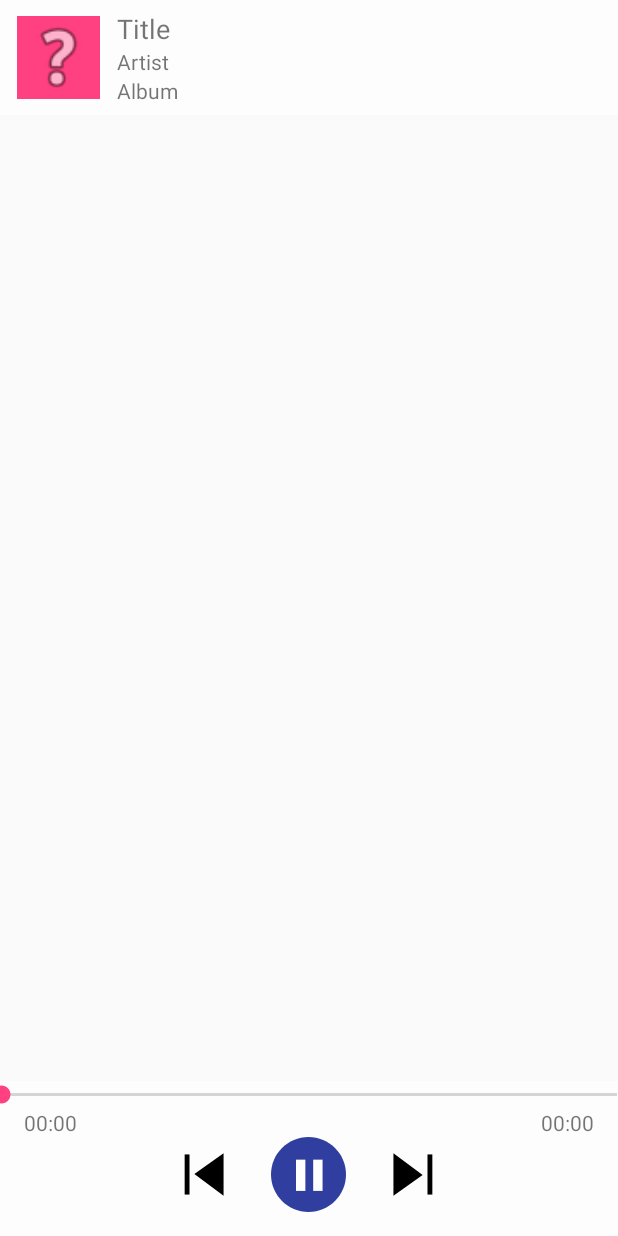
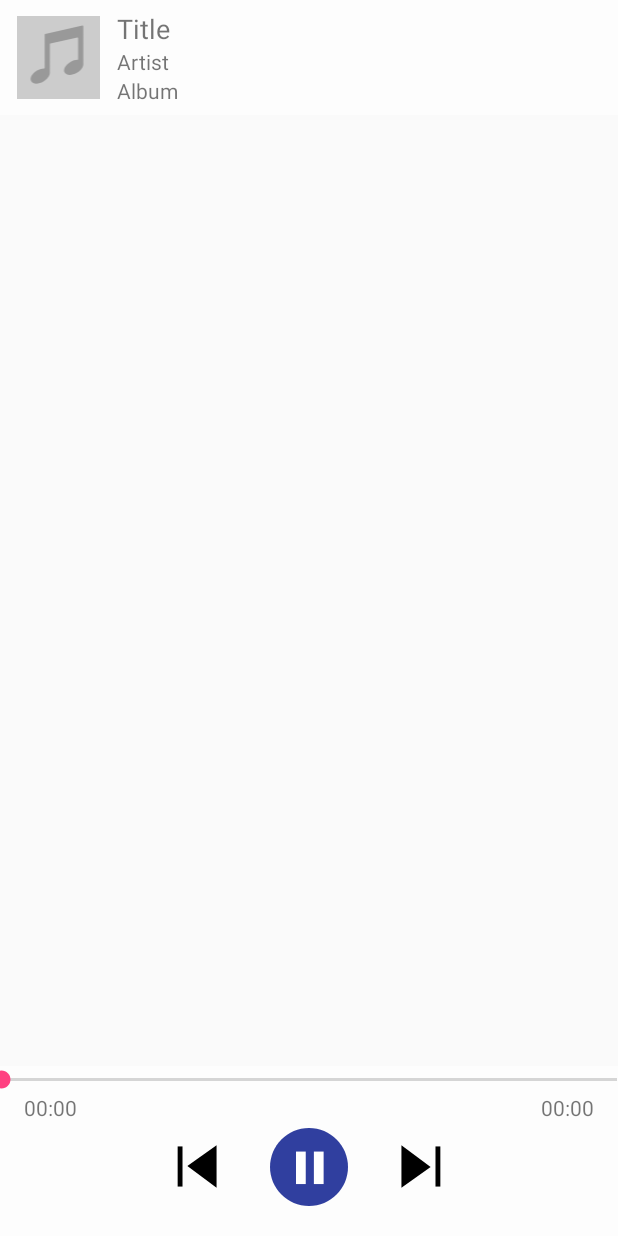
Before and after one commit to StevenFrost/AMP, an Android app: the PlayerActivity screen opened directly, with no data from a screen before it, on a phone screen of 412 x 824 dp. Run offline under Robolectric (Android 15) with nearby library versions, the light colour scheme and no system bars; 4 statements that could not run were skipped.

Commit message:
Player bug fixes

```diff
--- a/app/src/main/java/com/frost/steven/amp/AudioTrackAdapter.java
+++ b/app/src/main/java/com/frost/steven/amp/AudioTrackAdapter.java
@@ -41,6 +41,7 @@ public class AudioTrackAdapter extends ArrayAdapter<AudioTrack>
             row = inflater.inflate(m_layoutResourceId, parent, false);
 
             viewGroup = new AudioTrackViewGroup();
+            viewGroup.AlbumArtPlaceholder = (ImageView)row.findViewById(R.id.tablerow_song_albumart_placeholder);
             viewGroup.AlbumArt = (ImageView)row.findViewById(R.id.tablerow_song_albumart);
             viewGroup.Title = (TextView)row.findViewById(R.id.tablerow_song_title);
             viewGroup.Artist = (TextView)row.findViewById(R.id.tablerow_song_artist);
@@ -53,7 +54,7 @@ public class AudioTrackAdapter extends ArrayAdapter<AudioTrack>
             viewGroup = ((AudioTrackViewGroup)row.getTag());
         }
 
-        if (BitmapWorkerTask.cancelOutstandingWork(track, viewGroup.AlbumArt))
+        if (track.CoverArt != null && BitmapWorkerTask.cancelOutstandingWork(track, viewGroup.AlbumArt))
         {
             Bitmap albumArtBitmap = m_cache.get(track.CoverArt);
             if (albumArtBitmap != null)
@@ -67,6 +68,14 @@ public class AudioTrackAdapter extends ArrayAdapter<AudioTrack>
                 viewGroup.AlbumArt.setImageDrawable(asyncDrawable);
                 worker.execute(track);
             }
+            viewGroup.AlbumArtPlaceholder.setVisibility(View.GONE);
+            viewGroup.AlbumArt.setVisibility(View.VISIBLE);
+        }
+        else if (track.CoverArt == null)
+        {
+            viewGroup.AlbumArt.setImageBitmap(null);
+            viewGroup.AlbumArtPlaceholder.setVisibility(View.VISIBLE);
+            viewGroup.AlbumArt.setVisibility(View.GONE);
         }
 
         viewGroup.Title.setText(track.Title);
@@ -78,6 +87,7 @@ public class AudioTrackAdapter extends ArrayAdapter<AudioTrack>
 
     static class AudioTrackViewGroup
     {
+        ImageView AlbumArtPlaceholder;
         ImageView AlbumArt;
         TextView  Title;
         TextView  Artist;
--- a/app/src/main/java/com/frost/steven/amp/DrawerActivity.java
+++ b/app/src/main/java/com/frost/steven/amp/DrawerActivity.java
@@ -21,8 +21,6 @@ import android.view.View;
 import android.widget.AdapterView;
 import android.widget.ListView;
 
-import java.io.Serializable;
-
 public class DrawerActivity extends AppCompatActivity implements NavigationView.OnNavigationItemSelectedListener
 {
     private LruCache<Uri, Bitmap> m_cache;
@@ -30,8 +28,6 @@ public class DrawerActivity extends AppCompatActivity implements NavigationView.
 
     MediaService m_service;
     boolean      m_bound = false;
-
-    private static final String BUNDLE_CACHE = "com.frost.steven.amp.CACHE";
 
     @Override
     protected void onCreate(Bundle savedInstanceState)
@@ -139,31 +135,6 @@ public class DrawerActivity extends AppCompatActivity implements NavigationView.
         // Handle navigation view item clicks here.
         int id = item.getItemId();
 
-//        if (id == R.id.nav_camara)
-//        {
-//            // Handle the camera action
-//        }
-//        else if (id == R.id.nav_gallery)
-//        {
-//
-//        }
-//        else if (id == R.id.nav_slideshow)
-//        {
-//
-//        }
-//        else if (id == R.id.nav_manage)
-//        {
-//
-//        }
-//        else if (id == R.id.nav_share)
-//        {
-//
-//        }
-//        else if (id == R.id.nav_send)
-//        {
-//
-//        }
-
         DrawerLayout drawer = (DrawerLayout) findViewById(R.id.drawer_layout);
         drawer.closeDrawer(GravityCompat.START);
         return true;
--- a/app/src/main/java/com/frost/steven/amp/MasterPlaylist.java
+++ b/app/src/main/java/com/frost/steven/amp/MasterPlaylist.java
@@ -6,6 +6,7 @@ import android.database.Cursor;
 import android.net.Uri;
 import android.provider.MediaStore;
 
+import java.io.FileNotFoundException;
 import java.util.ArrayList;
 
 public class MasterPlaylist extends Playlist
@@ -48,13 +49,23 @@ public class MasterPlaylist extends Playlist
                 Uri artworkUri = Uri.parse("content://media/external/audio/albumart");
                 Uri albumArtworkUri = ContentUris.withAppendedId(artworkUri, albumId);
 
+                try
+                {
+                    // Attempt to read the album art
+                    resolver.openFileDescriptor(albumArtworkUri, "r");
+                }
+                catch (FileNotFoundException ex)
+                {
+                    albumArtworkUri = null;
+                }
+
                 Tracks.add(new AudioTrack(title, artist, album, data, albumArtworkUri, duration));
             }
             cursor.close();
         }
         catch (NullPointerException ex)
         {
-            System.err.println("Some bad shit happened");
+            ex.printStackTrace();
         }
     }
 }
--- a/app/src/main/java/com/frost/steven/amp/MediaService.java
+++ b/app/src/main/java/com/frost/steven/amp/MediaService.java
@@ -174,9 +174,15 @@ public class MediaService extends Service implements MediaPlayer.OnPreparedListe
 
     public void pause()
     {
-        // TODO: Handle this correctly, might fail after a reset?
-        setPlayerState(PlayState.Paused);
-        m_player.pause();
+        if (m_playerState == PlayState.Playing)
+        {
+            setPlayerState(PlayState.Paused);
+            m_player.pause();
+        }
+        else
+        {
+            System.out.println("Media service paused while already in a paused or stopped state.");
+        }
     }
 
     /**
@@ -221,7 +227,9 @@ public class MediaService extends Service implements MediaPlayer.OnPreparedListe
         {
             m_onTrackChanged.onTrackChanged(m_playlist.Tracks.get(m_playlist.Position));
         }
+
         play();
+        setPlayerState(PlayState.Playing);
     }
 
     public void previousTrack()
@@ -235,7 +243,9 @@ public class MediaService extends Service implements MediaPlayer.OnPreparedListe
         {
             m_onTrackChanged.onTrackChanged(m_playlist.Tracks.get(m_playlist.Position));
         }
+
         play();
+        setPlayerState(PlayState.Playing);
     }
 
     public PlayState getPlayerState()
--- a/app/src/main/java/com/frost/steven/amp/PlayerActivity.java
+++ b/app/src/main/java/com/frost/steven/amp/PlayerActivity.java
@@ -5,12 +5,10 @@ import android.content.Context;
 import android.content.Intent;
 import android.content.ServiceConnection;
 import android.graphics.Bitmap;
-import android.graphics.drawable.Drawable;
 import android.os.Bundle;
 import android.os.Handler;
 import android.os.IBinder;
 import android.provider.MediaStore;
-import android.support.v4.content.ContextCompat;
 import android.support.v7.app.AppCompatActivity;
 import android.view.View;
 import android.widget.ImageButton;
@@ -18,7 +16,6 @@ import android.widget.ImageView;
 import android.widget.SeekBar;
 import android.widget.TextView;
 
-import java.io.IOException;
 import java.util.concurrent.TimeUnit;
 
 public class PlayerActivity extends AppCompatActivity
@@ -60,6 +57,8 @@ public class PlayerActivity extends AppCompatActivity
         SeekBar seekBar = (SeekBar) findViewById(R.id.player_seek_bar);
         seekBar.setOnSeekBarChangeListener(new SeekBar.OnSeekBarChangeListener()
         {
+            private MediaService.PlayState m_stateOnStartTouch = MediaService.PlayState.Stopped;
+
             @Override
             public void onProgressChanged(SeekBar seekBar, int timecode, boolean fromUser)
             {
@@ -72,6 +71,7 @@ public class PlayerActivity extends AppCompatActivity
             @Override
             public void onStartTrackingTouch(SeekBar seekBar)
             {
+                m_stateOnStartTouch = m_service.getPlayerState();
                 m_service.pause();
             }
 
@@ -79,7 +79,10 @@ public class PlayerActivity extends AppCompatActivity
             public void onStopTrackingTouch(SeekBar seekBar)
             {
                 m_service.setPlayheadTimecode(seekBar.getProgress());
-                m_service.play();
+                if (m_stateOnStartTouch == MediaService.PlayState.Playing)
+                {
+                    m_service.play();
+                }
             }
         });
     }
@@ -94,6 +97,7 @@ public class PlayerActivity extends AppCompatActivity
     protected void onStop()
     {
         super.onStop();
+        unbindService(m_connection);
     }
 
     /**
@@ -116,7 +120,7 @@ public class PlayerActivity extends AppCompatActivity
             albumArtView.setImageBitmap(albumArtSmall);
             albumArtLargeView.setImageBitmap(albumArtLarge);
         }
-        catch (IOException ex)
+        catch (Exception ex)
         {
             // TODO: Revert to a more suitable album art bitmap here
             ex.printStackTrace();
@@ -157,22 +161,20 @@ public class PlayerActivity extends AppCompatActivity
 
     public void onPlayButtonClick(View view)
     {
-        Drawable drawable = null;
+        ImageButton ib = ((ImageButton)findViewById(R.id.player_play_button));
 
         switch(m_service.getPlayerState())
         {
         case Playing:
             m_service.pause();
-            drawable = ContextCompat.getDrawable(getApplicationContext(), R.drawable.player_play);
+            ib.setImageResource(R.drawable.player_play);
             break;
         case Paused:
         case Stopped:
             m_service.play();
-            drawable = ContextCompat.getDrawable(getApplicationContext(), R.drawable.player_pause);
+            ib.setImageResource(R.drawable.player_pause);
             break;
         }
-
-        findViewById(R.id.player_play_button).setBackground(drawable);
     }
 
     public void onNextButtonClick(View view)
--- /dev/null
+++ b/app/src/main/res/drawable/notes.xml
@@ -0,0 +1,23 @@
+<?xml version="1.0" encoding="utf-8"?>
+<vector xmlns:android="http://schemas.android.com/apk/res/android"
+        xmlns:app="http://schemas.android.com/apk/res-auto"
+        xmlns:tools="http://schemas.android.com/tools"
+        tools:targetApi="21"
+        android:width="48dp"
+        android:height="60dp"
+        android:viewportWidth="48"
+        app:vc_viewportWidth="48"
+        android:viewportHeight="60"
+        app:vc_viewportHeight="60">
+
+    <path android:fillColor="@color/colourGrey1"
+          app:vc_fillColor="@color/colourGrey1"
+          android:pathData="M14.4,7.3c-0.2,0-0.4,0.2-0.4,0.5v8.3v18.6c0,0.3-0.2,0.5-0.5,0.5c-1.7,0-3.8,0.6-5.7,1.7
+c-4.1,2.4-6.2,6.3-4.7,8.7c1.4,2.5,5.9,2.6,9.9,0.2c3.2-1.8,5.2-4.6,5.2-7h0V15.5c0-0.2,0.1-0.4,0.4-0.5l21.9-4.9
+c0.3-0.1,0.6,0.2,0.6,0.5v17.1c0,0.3-0.2,0.5-0.5,0.5c-1.7,0-3.8,0.6-5.7,1.7c-4.1,2.4-6.2,6.3-4.7,8.7c1.4,2.5,5.9,2.6,9.9,0.2
+c3.2-1.8,5.2-4.6,5.2-7h0V9V1c0-0.3-0.3-0.5-0.6-0.5L14.4,7.3z"
+          app:vc_pathData="M14.4,7.3c-0.2,0-0.4,0.2-0.4,0.5v8.3v18.6c0,0.3-0.2,0.5-0.5,0.5c-1.7,0-3.8,0.6-5.7,1.7
+c-4.1,2.4-6.2,6.3-4.7,8.7c1.4,2.5,5.9,2.6,9.9,0.2c3.2-1.8,5.2-4.6,5.2-7h0V15.5c0-0.2,0.1-0.4,0.4-0.5l21.9-4.9
+c0.3-0.1,0.6,0.2,0.6,0.5v17.1c0,0.3-0.2,0.5-0.5,0.5c-1.7,0-3.8,0.6-5.7,1.7c-4.1,2.4-6.2,6.3-4.7,8.7c1.4,2.5,5.9,2.6,9.9,0.2
+c3.2-1.8,5.2-4.6,5.2-7h0V9V1c0-0.3-0.3-0.5-0.6-0.5L14.4,7.3z" />
+</vector>
--- /dev/null
+++ b/app/src/main/res/drawable/player_next_button.xml
@@ -0,0 +1,5 @@
+<?xml version="1.0" encoding="utf-8"?>
+<selector xmlns:android="http://schemas.android.com/apk/res/android">
+    <item android:drawable="@drawable/player_next_light" android:state_pressed="true" />
+    <item android:drawable="@drawable/player_next" />
+</selector>
--- /dev/null
+++ b/app/src/main/res/drawable/player_next_light.xml
@@ -0,0 +1,21 @@
+<?xml version="1.0" encoding="utf-8"?>
+<vector xmlns:android="http://schemas.android.com/apk/res/android"
+        xmlns:app="http://schemas.android.com/apk/res-auto"
+        xmlns:tools="http://schemas.android.com/tools"
+        tools:targetApi="21"
+        android:width="37dp"
+        android:height="37dp"
+        android:viewportWidth="37"
+        app:vc_viewportWidth="37"
+        android:viewportHeight="37"
+        app:vc_viewportHeight="37">
+
+    <path android:fillColor="@color/colourWhite"
+          app:vc_fillColor="@color/colourWhite"
+          android:pathData="M26.000,19.000 L2.000,36.000 L2.000,1.000 L26.000,19.000 Z"
+          app:vc_pathData="M26.000,19.000 L2.000,36.000 L2.000,1.000 L26.000,19.000 Z" />
+    <path android:fillColor="@color/colourWhite"
+          app:vc_fillColor="@color/colourWhite"
+          android:pathData="M34.000,35.000 L30.000,35.000 L30.000,2.000 L34.000,2.000 L34.000,35.000 Z"
+          app:vc_pathData="M34.000,35.000 L30.000,35.000 L30.000,2.000 L34.000,2.000 L34.000,35.000 Z" />
+</vector>
--- /dev/null
+++ b/app/src/main/res/drawable/player_prev_button.xml
@@ -0,0 +1,5 @@
+<?xml version="1.0" encoding="utf-8"?>
+<selector xmlns:android="http://schemas.android.com/apk/res/android">
+    <item android:drawable="@drawable/player_prev_light" android:state_pressed="true" />
+    <item android:drawable="@drawable/player_prev" />
+</selector>
--- /dev/null
+++ b/app/src/main/res/drawable/player_prev_light.xml
@@ -0,0 +1,21 @@
+<?xml version="1.0" encoding="utf-8"?>
+<vector xmlns:android="http://schemas.android.com/apk/res/android"
+        xmlns:app="http://schemas.android.com/apk/res-auto"
+        xmlns:tools="http://schemas.android.com/tools"
+        tools:targetApi="21"
+        android:width="37dp"
+        android:height="37dp"
+        android:viewportWidth="37"
+        app:vc_viewportWidth="37"
+        android:viewportHeight="37"
+        app:vc_viewportHeight="37">
+
+    <path android:fillColor="@color/colourWhite"
+          app:vc_fillColor="@color/colourWhite"
+          android:pathData="M11.000,18.000 L35.000,1.000 L35.000,36.000 L11.000,18.000 Z"
+          app:vc_pathData="M11.000,18.000 L35.000,1.000 L35.000,36.000 L11.000,18.000 Z" />
+    <path android:fillColor="@color/colourWhite"
+          app:vc_fillColor="@color/colourWhite"
+          android:pathData="M 3 2 H 7 V 35 H 3 V 2 Z"
+          app:vc_pathData="M 3 2 H 7 V 35 H 3 V 2 Z" />
+</vector>
--- a/app/src/main/res/layout/content_player.xml
+++ b/app/src/main/res/layout/content_player.xml
@@ -6,19 +6,17 @@
                 android:layout_width="match_parent"
                 android:layout_height="match_parent"
                 android:orientation="vertical">
-              <!--
-              xmlns:app="http://schemas.android.com/apk/res-auto"
-              app:layout_behavior="@string/appbar_scrolling_view_behavior"
-              -->
 
     <ImageView android:id="@+id/player_large_album_art"
                android:layout_width="fill_parent"
                android:layout_height="fill_parent"
-               android:scaleType="centerCrop"/>
+               android:scaleType="centerCrop"
+               android:contentDescription="@string/cd_album_art"/>
 
     <LinearLayout android:layout_width="match_parent"
                   android:layout_height="match_parent"
                   android:orientation="vertical">
+
         <RelativeLayout android:layout_width="wrap_content"
                         android:layout_height="wrap_content"
                         android:background="@color/colourFrosty">
@@ -83,15 +81,23 @@
                              android:layout_gravity="center"
                              android:layout_height="30dp"
                              android:layout_marginEnd="30dp"
-                             android:background="@drawable/player_prev"
+                             android:padding="0dp"
+                             android:background="@null"
+                             android:scaleType="fitCenter"
+                             android:adjustViewBounds="true"
+                             android:src="@drawable/player_prev_button"
                              android:contentDescription="@string/cd_prev"
                              android:onClick="onPrevButtonClick"/>
 
                 <ImageButton android:id="@+id/player_play_button"
-                             android:layout_width="50dp"
+                             android:layout_width="60dp"
                              android:layout_gravity="center"
-                             android:layout_height="50dp"
-                             android:background="@drawable/player_pause"
+                             android:layout_height="60dp"
+                             android:padding="4dp"
+                             android:background="@null"
+                             android:scaleType="fitCenter"
+                             android:adjustViewBounds="true"
+                             android:src="@drawable/player_pause"
                              android:contentDescription="@string/cd_play"
                              android:onClick="onPlayButtonClick"/>
 
@@ -99,7 +105,11 @@
                              android:layout_gravity="center"
                              android:layout_height="30dp"
                              android:layout_marginStart="30dp"
-                             android:background="@drawable/player_next"
+                             android:padding="0dp"
+                             android:background="@null"
+                             android:scaleType="fitCenter"
+                             android:adjustViewBounds="true"
+                             android:src="@drawable/player_next_button"
                              android:contentDescription="@string/cd_next"
                              android:onClick="onNextButtonClick"/>
 
--- a/app/src/main/res/layout/tablerow_song.xml
+++ b/app/src/main/res/layout/tablerow_song.xml
@@ -4,36 +4,56 @@
               android:layout_width="match_parent"
               android:layout_height="wrap_content">
 
-    <ImageView android:id="@+id/tablerow_song_albumart"
-               android:src="@android:drawable/ic_menu_help"
-               android:background="@color/colorAccent"
+    <ImageView android:id="@+id/tablerow_song_albumart_placeholder"
                android:layout_height="25pt"
                android:layout_width="25pt"
-               android:layout_gravity="center_vertical"
+               android:layout_gravity="center"
                android:layout_marginTop="2.5pt"
                android:layout_marginLeft="5pt"
                android:layout_marginRight="5pt"
-               android:layout_marginBottom="2.5pt"/>
+               android:layout_marginBottom="2.5pt"
+               android:paddingTop="6dp"
+               android:paddingStart="0dp"
+               android:paddingEnd="2dp"
+               android:scaleType="fitCenter"
+               android:src="@drawable/notes"
+               android:background="@color/colourGrey2"
+               android:contentDescription="@string/cd_album_art"/>
 
-    <LinearLayout
-        android:layout_width="wrap_content"
-        android:layout_height="wrap_content"
-        android:orientation="vertical"
-        android:layout_gravity="center_vertical">
+    <ImageView android:id="@+id/tablerow_song_albumart"
+               android:layout_height="25pt"
+               android:layout_width="25pt"
+               android:layout_gravity="center"
+               android:layout_marginTop="2.5pt"
+               android:layout_marginLeft="5pt"
+               android:layout_marginRight="5pt"
+               android:layout_marginBottom="2.5pt"
+               android:src="@null"
+               android:background="@color/colourGrey2"
+               android:contentDescription="@string/cd_album_art"
+               android:visibility="gone"/>
+
+    <LinearLayout android:layout_width="wrap_content"
+                  android:layout_height="wrap_content"
+                  android:orientation="vertical"
+                  android:layout_gravity="center_vertical">
 
         <TextView android:id="@+id/tablerow_song_title"
-                  android:text="Title"
+                  android:text="@string/placeholder_title"
                   android:layout_width="wrap_content"
                   android:layout_height="wrap_content"
                   android:textSize="8pt"/>
+
         <TextView android:id="@+id/tablerow_song_artist"
-                  android:text="Artist"
+                  android:text="@string/placeholder_artist"
                   android:layout_width="wrap_content"
                   android:layout_height="wrap_content"/>
+
         <TextView android:id="@+id/tablerow_song_album"
-                  android:text="Album"
+                  android:text="@string/placeholder_album"
                   android:layout_width="wrap_content"
                   android:layout_height="wrap_content"/>
 
     </LinearLayout>
+
 </LinearLayout>
--- a/app/src/main/res/values/colors.xml
+++ b/app/src/main/res/values/colors.xml
@@ -7,4 +7,7 @@
     <color name="colourFrosty">#AAFFFFFF</color>
     <color name="colourWhite">#FFFFFF</color>
     <color name="colourBlack">#000000</color>
+
+    <color name="colourGrey1">#999999</color>
+    <color name="colourGrey2">#CCCCCC</color>
 </resources>
--- a/app/src/main/res/values/strings.xml
+++ b/app/src/main/res/values/strings.xml
@@ -23,6 +23,12 @@
     <string name="cd_play">Play</string>
     <string name="cd_pause">Pause</string>
     <string name="cd_next">Next</string>
+    <string name="cd_album_art">Album Art</string>
+
+    <!-- Placeholders -->
+    <string name="placeholder_title">Title</string>
+    <string name="placeholder_artist">Artist</string>
+    <string name="placeholder_album">Album</string>
 
     <!-- Activity action bar text -->
     <string name="activity_songs">Songs</string>
```
